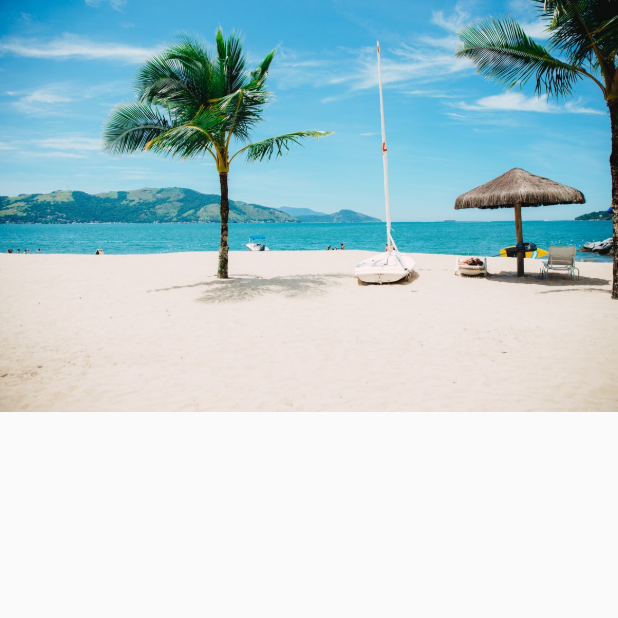
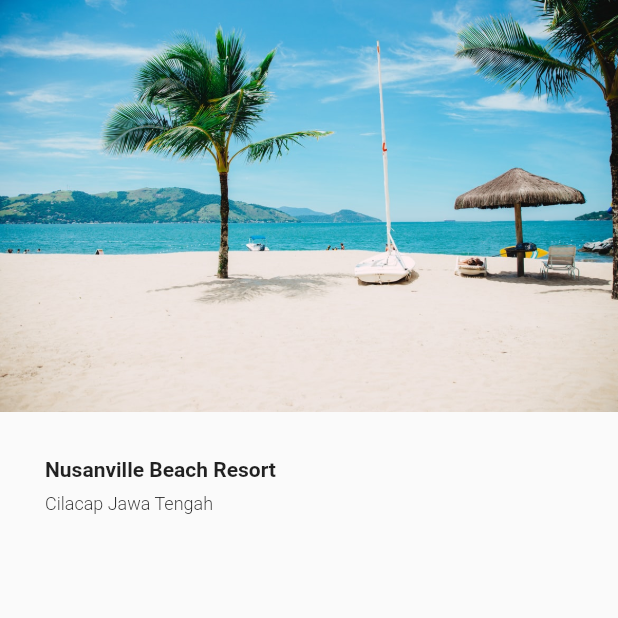
Before and after one commit to linggamdj/flutter-starter, a Flutter app: the screen it shows after launch, on a phone screen of 412 x 824 dp, the top half of it. Run offline on Flutter 3.47's test engine with Material 2 defaults, Android fonts, the phone set to English and light mode, and no system bars.

Commit message:
title widget added

```diff
--- a/design_to_code/lib/home_page.dart
+++ b/design_to_code/lib/home_page.dart
@@ -5,7 +5,41 @@ class HomePage extends StatelessWidget {
   Widget build(BuildContext context) {
     return Scaffold(
       body: SafeArea(
-        child: Image.asset('assets/image.jpg'),
+        child: Column(
+          crossAxisAlignment: CrossAxisAlignment.start,
+          children: [
+            Image.asset('assets/image.jpg'),
+            SizedBox(
+              height: 30,
+            ),
+            Padding(
+              padding: EdgeInsets.symmetric(
+                horizontal: 30,
+              ),
+              child: Row(
+                children: [
+                  Column(
+                    crossAxisAlignment: CrossAxisAlignment.start,
+                    children: [
+                      Text(
+                        'Nusanville Beach Resort',
+                        style: TextStyle(fontWeight: FontWeight.bold),
+                      ),
+                      SizedBox(
+                        height: 8,
+                      ),
+                      Text(
+                        'Cilacap Jawa Tengah',
+                        style: TextStyle(
+                            fontWeight: FontWeight.w300, fontSize: 12),
+                      ),
+                    ],
+                  )
+                ],
+              ),
+            ),
+          ],
+        ),
       ),
     );
   }
```
